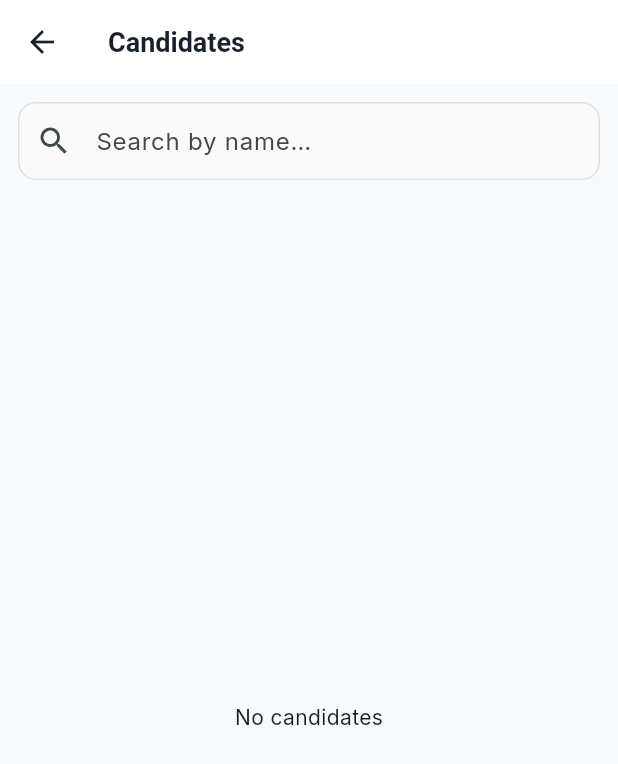
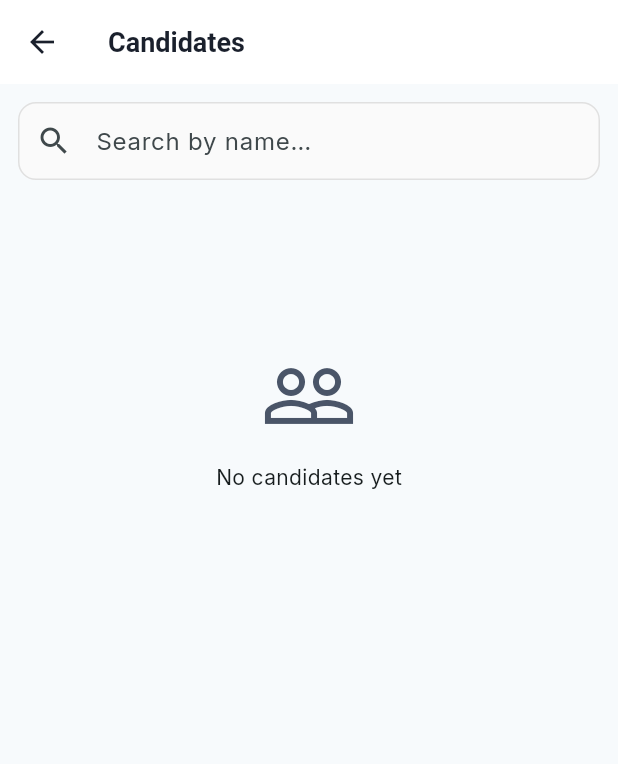
Before and after one commit to aemafantea/Fayda-BG-check, a Flutter app: the CandidatesListScreen screen opened by its route, on a phone screen of 412 x 824 dp. Shown: the top 764 px of the screen. Run offline on Flutter 3.47's test engine with Material 3 defaults, Android fonts, the phone set to English and light mode, and no system bars; our stand-ins replace app_links, file_picker, fl_chart, flutter_riverpod, go_router, google_fonts and 1 more; accounts and stored records are empty.

Commit message:
fix: v0.2.0 - resilient UI against missing DB schema + many UX polish

```diff
--- a/app/lib/features/hr/screens/candidates_list_screen.dart
+++ b/app/lib/features/hr/screens/candidates_list_screen.dart
@@ -4,61 +4,123 @@ import 'package:go_router/go_router.dart';
 
 import '../../../core/theme/app_theme.dart';
 import '../../../data/repositories/bg_check_repository.dart';
+import '../../shared/widgets/db_status_banner.dart';
 import '../../shared/widgets/status_badge.dart';
 
 class CandidatesListScreen extends ConsumerStatefulWidget {
   const CandidatesListScreen({super.key});
   @override
-  ConsumerState<CandidatesListScreen> createState() => _CandidatesListScreenState();
+  ConsumerState<CandidatesListScreen> createState() =>
+      _CandidatesListScreenState();
 }
 
 class _CandidatesListScreenState extends ConsumerState<CandidatesListScreen> {
   final _search = TextEditingController();
+  late Future<List<Map<String, dynamic>>> _future;
+
+  @override
+  void initState() {
+    super.initState();
+    _future = ref.read(bgCheckRepoProvider).candidateSummaries();
+  }
+
+  void _runSearch() {
+    setState(() {
+      _future = ref
+          .read(bgCheckRepoProvider)
+          .candidateSummaries(search: _search.text);
+    });
+  }
 
   @override
   Widget build(BuildContext context) {
-    final repo = ref.watch(bgCheckRepoProvider);
     return Scaffold(
       appBar: AppBar(title: const Text('Candidates')),
-      body: Column(children: [
+      body: Column(
+        children: [
+          const DbStatusBanner(),
           Padding(
             padding: const EdgeInsets.all(12),
             child: TextField(
               controller: _search,
-            decoration: const InputDecoration(
-                prefixIcon: Icon(Icons.search), hintText: 'Search by name…'),
+              decoration: InputDecoration(
+                prefixIcon: const Icon(Icons.search),
+                hintText: 'Search by name…',
+                suffixIcon: _search.text.isEmpty
+                    ? null
+                    : IconButton(
+                        icon: const Icon(Icons.clear),
+                        onPressed: () {
+                          _search.clear();
+                          _runSearch();
+                        },
+                      ),
+              ),
+              onSubmitted: (_) => _runSearch(),
               onChanged: (_) => setState(() {}),
             ),
           ),
           Expanded(
-          child: FutureBuilder(
-            future: repo.candidateSummaries(search: _search.text),
+            child: RefreshIndicator(
+              onRefresh: () async => _runSearch(),
+              child: FutureBuilder<List<Map<String, dynamic>>>(
+                future: _future,
                 builder: (ctx, snap) {
-              if (!snap.hasData) return const Center(child: CircularProgressIndicator());
-              final list = snap.data!;
-              if (list.isEmpty) return const Center(child: Text('No candidates'));
+                  if (snap.connectionState == ConnectionState.waiting) {
+                    return const Center(child: CircularProgressIndicator());
+                  }
+                  if (snap.hasError) {
+                    return Center(
+                        child: Text('Error: ${snap.error}',
+                            textAlign: TextAlign.center));
+                  }
+                  final list = snap.data ?? const [];
+                  if (list.isEmpty) {
+                    return ListView(children: const [
+                      SizedBox(height: 100),
+                      Icon(Icons.people_outline,
+                          size: 64, color: AppTheme.textSecondary),
+                      SizedBox(height: 12),
+                      Center(child: Text('No candidates yet')),
+                    ]);
+                  }
                   return ListView.separated(
                     padding: const EdgeInsets.symmetric(horizontal: 12),
                     itemCount: list.length,
                     separatorBuilder: (_, __) => const SizedBox(height: 6),
                     itemBuilder: (_, i) {
                       final c = list[i];
+                      final name = (c['full_name'] ?? '?').toString();
+                      final initial = name.trim().isEmpty
+                          ? '?'
+                          : name.trim().characters.first.toUpperCase();
                       return Card(
                         child: ListTile(
                           leading: CircleAvatar(
-                        backgroundColor: AppTheme.primary.withOpacity(.1),
-                        child: Text((c['full_name'] ?? '?').toString().characters.first,
-                            style: const TextStyle(color: AppTheme.primary, fontWeight: FontWeight.w700)),
+                            backgroundColor:
+                                AppTheme.primary.withOpacity(.1),
+                            child: Text(initial,
+                                style: const TextStyle(
+                                    color: AppTheme.primary,
+                                    fontWeight: FontWeight.w700)),
                           ),
-                      title: Text(c['full_name'] ?? '—'),
-                      subtitle: Text('${c['current_position'] ?? 'No position'} • '
+                          title: Text(name),
+                          subtitle: Text(
+                              '${c['current_position'] ?? 'No position'} • '
                               '${c['verified_jobs'] ?? 0}/${c['total_jobs'] ?? 0} jobs verified'),
-                      trailing: Row(mainAxisSize: MainAxisSize.min, children: [
-                        StatusBadge.fromStatus(c['fayda_verification_status']),
+                          trailing: Row(
+                            mainAxisSize: MainAxisSize.min,
+                            children: [
+                              StatusBadge.fromStatus(
+                                  c['fayda_verification_status']?.toString()),
                               const SizedBox(width: 6),
-                        if (c['latest_risk'] != null) StatusBadge.fromRisk(c['latest_risk']),
-                      ]),
-                      onTap: () => context.go('/hr/candidate/${c['candidate_id']}'),
+                              if (c['latest_risk'] != null)
+                                StatusBadge.fromRisk(
+                                    c['latest_risk']?.toString()),
+                            ],
+                          ),
+                          onTap: () =>
+                              context.go('/hr/candidate/${c['candidate_id']}'),
                         ),
                       );
                     },
@@ -66,7 +128,9 @@ class _CandidatesListScreenState extends ConsumerState<CandidatesListScreen> {
                 },
               ),
             ),
-      ]),
+          ),
+        ],
+      ),
     );
   }
 }
```
Lines whose indentation alone changed are shown as unchanged.
